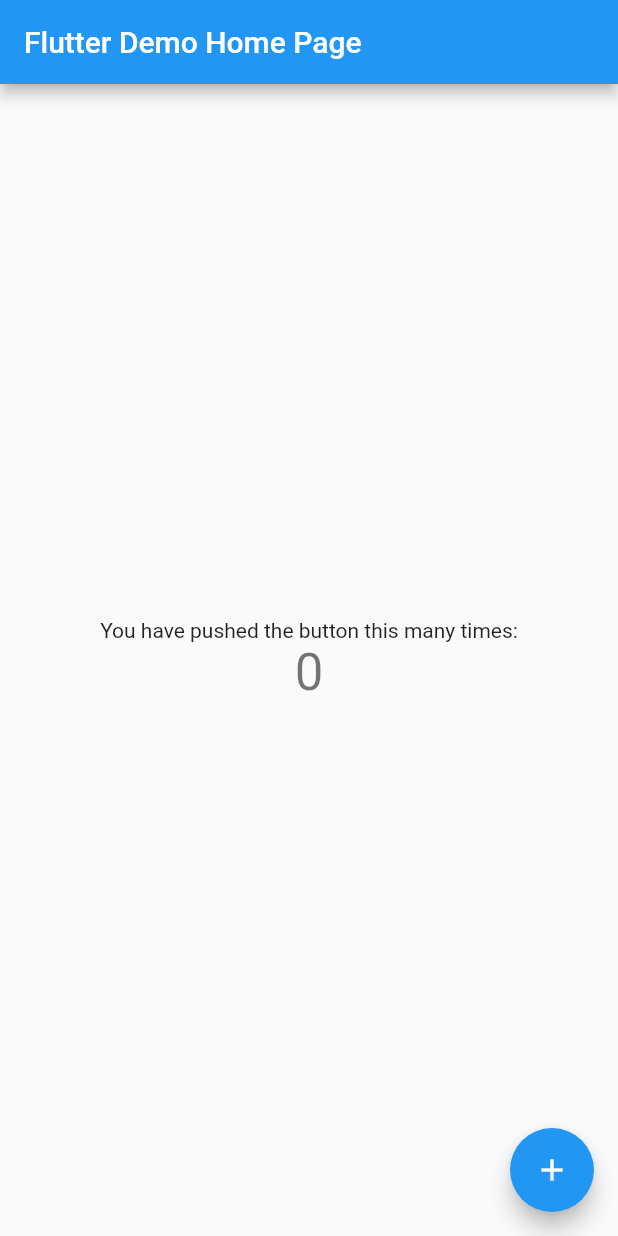
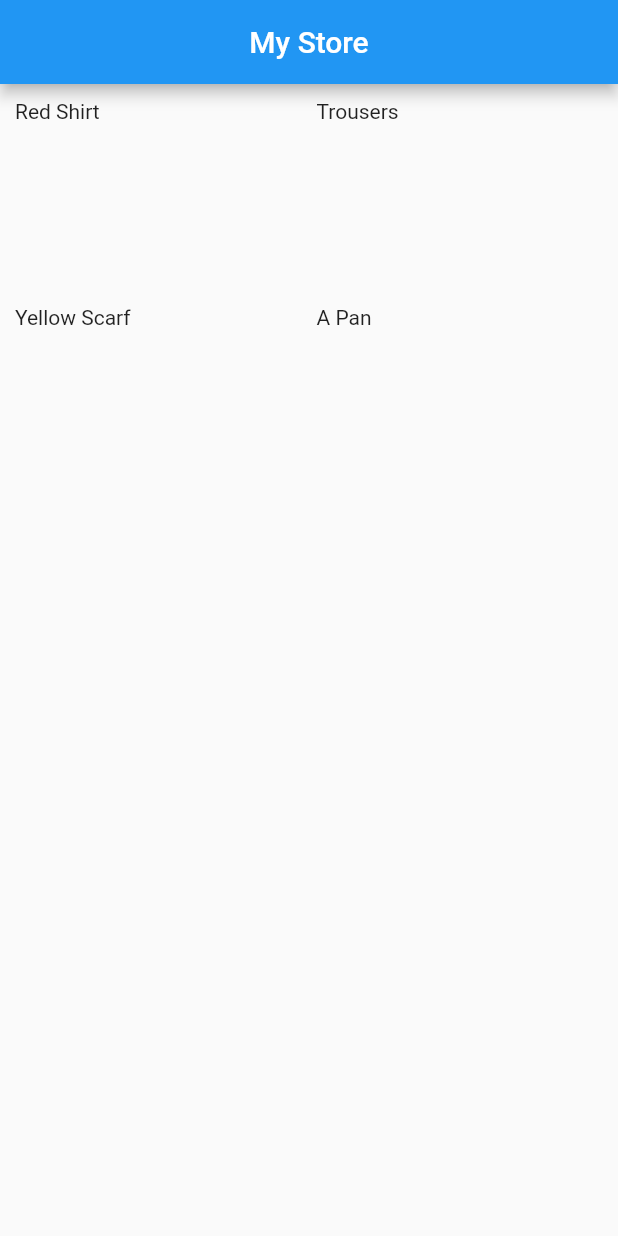
Before and after one commit to santclear/shop, a Flutter app: the screen it shows after launch, on a phone screen of 412 x 824 dp. Run offline on Flutter 3.47's test engine with Material 2 defaults, Android fonts, the phone set to English and light mode, and no system bars.

Commit message:
03 - Created ProductsOverviewPage widget and set it as the home page.

```diff
--- /dev/null
+++ b/lib/data/dummy_data.dart
@@ -0,0 +1,35 @@
+import 'package:shop/models/product.dart';
+
+final dummyProducts = [
+  Product(
+    id: 'p1',
+    title: 'Red Shirt',
+    description: 'A red shirt - it is pretty red!',
+    price: 29.99,
+    imageUrl:
+        'https://cdn.pixabay.com/photo/2016/10/02/22/17/red-t-shirt-1710578_1280.jpg',
+  ),
+  Product(
+    id: 'p2',
+    title: 'Trousers',
+    description: 'A nice pair of trousers.',
+    price: 59.99,
+    imageUrl:
+        'https://upload.wikimedia.org/wikipedia/commons/thumb/e/e8/Trousers%2C_dress_%28AM_1960.022-8%29.jpg/512px-Trousers%2C_dress_%28AM_1960.022-8%29.jpg',
+  ),
+  Product(
+    id: 'p3',
+    title: 'Yellow Scarf',
+    description: 'Warm and cozy - exactly what you need for the winter.',
+    price: 19.99,
+    imageUrl: 'https://live.staticflickr.com/4043/4438260868_cc79b3369d_z.jpg',
+  ),
+  Product(
+    id: 'p4',
+    title: 'A Pan',
+    description: 'Prepare any meal you want.',
+    price: 49.99,
+    imageUrl:
+        'https://upload.wikimedia.org/wikipedia/commons/thumb/1/14/Cast-Iron-Pan.jpg/1024px-Cast-Iron-Pan.jpg',
+  ),
+];
--- a/lib/main.dart
+++ b/lib/main.dart
@@ -1,4 +1,5 @@
 import 'package:flutter/material.dart';
+import 'package:shop/pages/products_overview_page.dart';
 
 void main() {
   runApp(const MyApp());
@@ -13,18 +14,10 @@ class MyApp extends StatelessWidget {
     return MaterialApp(
       title: 'Flutter Demo',
       theme: ThemeData(
-        // This is the theme of your application.
-        //
-        // Try running your application with "flutter run". You'll see the
-        // application has a blue toolbar. Then, without quitting the app, try
-        // changing the primarySwatch below to Colors.green and then invoke
-        // "hot reload" (press "r" in the console where you ran "flutter run",
-        // or simply save your changes to "hot reload" in a Flutter IDE).
-        // Notice that the counter didn't reset back to zero; the application
-        // is not restarted.
         primarySwatch: Colors.blue,
       ),
-      home: const MyHomePage(title: 'Flutter Demo Home Page'),
+      home: ProductsOverviewPage(),
+      debugShowCheckedModeBanner: false,
     );
   }
 }
--- /dev/null
+++ b/lib/pages/products_overview_page.dart
@@ -0,0 +1,33 @@
+import 'package:flutter/material.dart';
+import 'package:shop/data/dummy_data.dart';
+import 'package:shop/models/product.dart';
+
+class ProductsOverviewPage extends StatelessWidget {
+  final List<Product> loadedProducts = dummyProducts;
+
+  ProductsOverviewPage({super.key});
+
+  @override
+  Widget build(BuildContext context) {
+    return Scaffold(
+      appBar: AppBar(
+        title: const Center(
+          child: Text('My Store'),
+        ),
+      ),
+      body: Padding(
+        padding: const EdgeInsets.all(10),
+        child: GridView.builder(
+          gridDelegate: const SliverGridDelegateWithFixedCrossAxisCount(
+            crossAxisCount: 2,
+            childAspectRatio: 3 / 2,
+            crossAxisSpacing: 10,
+            mainAxisSpacing: 10,
+          ),
+          itemBuilder: (ctx, i) => Text(loadedProducts[i].title),
+          itemCount: loadedProducts.length,
+        ),
+      ),
+    );
+  }
+}
```
